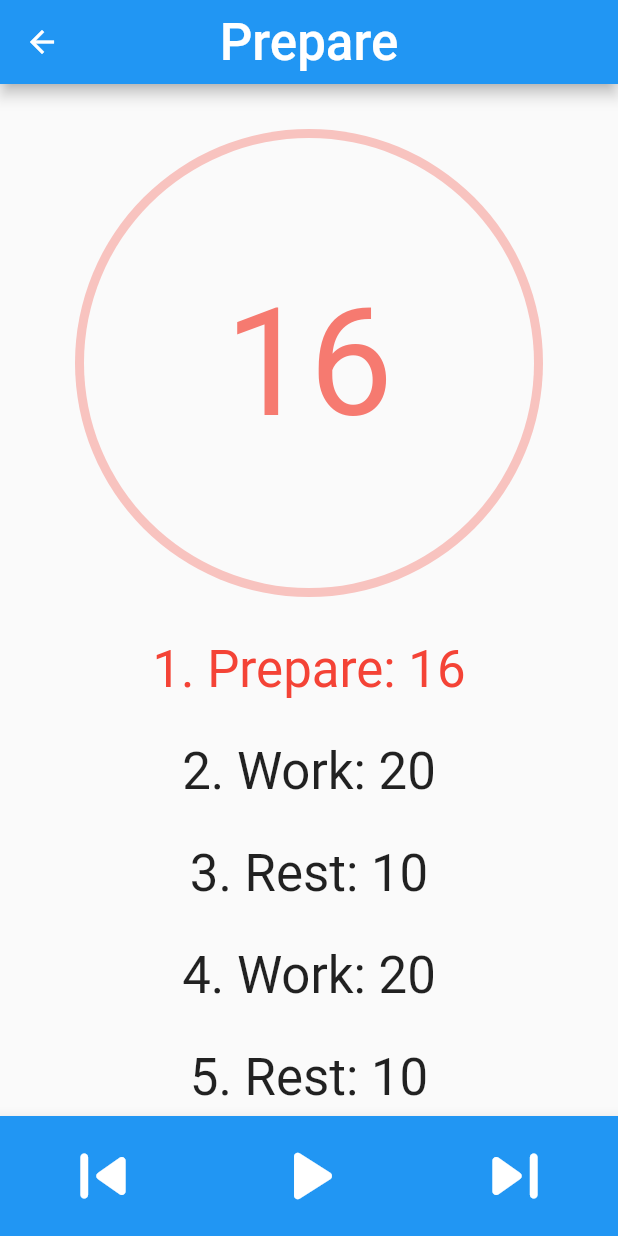
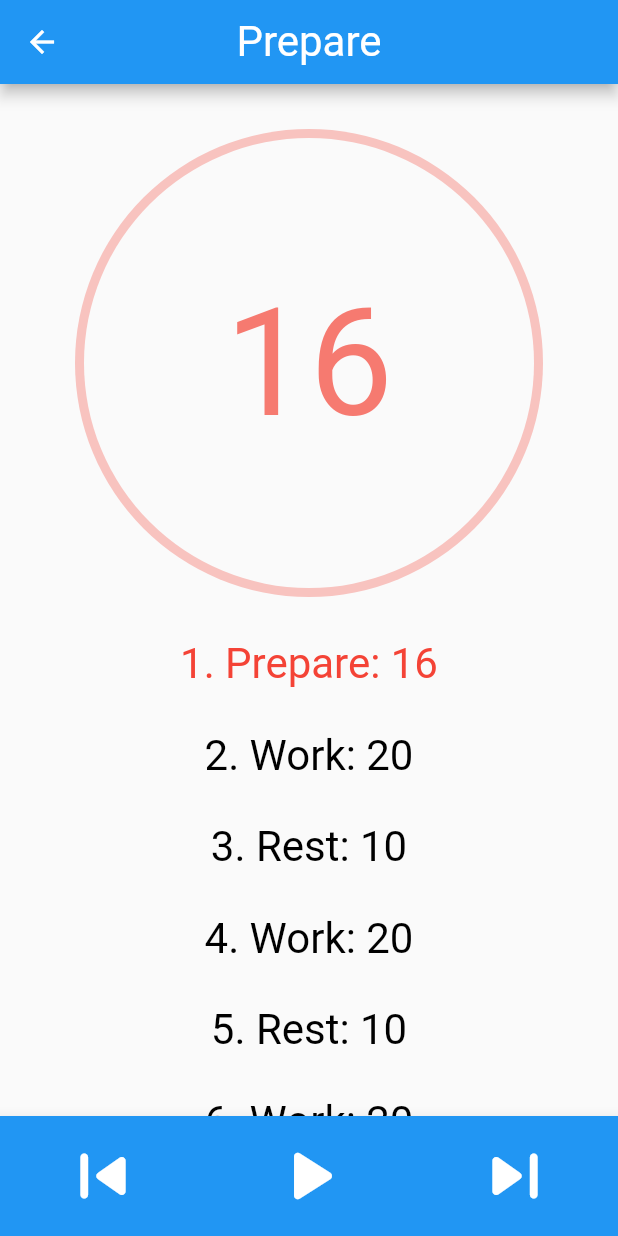
Before and after one commit to Andrushens/PPOLabs, a Flutter app: the WorkoutScreen screen opened directly, after a tap on the "add" icon, after a tap on "START", on a phone screen of 412 x 824 dp. Run offline on Flutter 3.47's test engine with Material 2 defaults, Android fonts, the phone set to English and light mode, and no system bars; our stand-ins replace audioplayers, awesome_notifications, bloc, connectivity_plus, dio, equatable and 3 more; missing offline and left inert: flutter_background_service, webfeed; accounts and stored records are empty.

Commit message:
add font change & locale

```diff
--- a/tabata_timer/lib/main.dart
+++ b/tabata_timer/lib/main.dart
@@ -1,7 +1,7 @@
 import 'package:flutter/material.dart';
 import 'package:flutter_bloc/flutter_bloc.dart';
-import 'package:tabata_timer/services/background_timer.dart';
-import 'package:tabata_timer/services/db_provider.dart';
+import 'package:tabata_timer/services/background_timer/background_timer.dart';
+import 'package:tabata_timer/services/database/db_provider.dart';
 import 'package:tabata_timer/services/locale/locale_cubit.dart';
 import 'package:tabata_timer/services/theme/theme_cubit.dart';
 import 'package:tabata_timer/views/home/home_cubit.dart';
--- a/tabata_timer/lib/services/locale/en.dart
+++ b/tabata_timer/lib/services/locale/en.dart
@@ -2,5 +2,14 @@ var enConsts = {
   'changeTheme': 'Change theme',
   'changeLocale': 'Change locale',
   'deleteAll': 'Delete all',
+  'changeFont': 'Change Font',
   'workouts': 'Workouts',
+  'prepare': 'Prepare',
+  'work': 'Work',
+  'rest': 'Rest',
+  'cycles': 'Cycles',
+  'sets': 'Sets',
+  'start': 'START',
+  'createWorkout': 'Create Workout',
+  'finish': 'Finish',
 };
--- a/tabata_timer/lib/services/locale/ru.dart
+++ b/tabata_timer/lib/services/locale/ru.dart
@@ -2,5 +2,14 @@ var ruConsts = {
   'changeTheme': 'Поменять тему',
   'changeLocale': 'Поменять язык',
   'deleteAll': 'Удалить все',
+  'changeFont': 'Поменять шрифт',
   'workouts': 'Воркауты',
+  'prepare': 'Подготовка',
+  'work': 'Работаем',
+  'rest': 'Перерыв',
+  'cycles': 'Циклы',
+  'sets': 'Сеты',
+  'start': 'СТАРТУЕМ',
+  'createWorkout': 'Создать воркаут',
+  'finish': 'Финиш',
 };
--- a/tabata_timer/lib/services/theme/themes.dart
+++ b/tabata_timer/lib/services/theme/themes.dart
@@ -2,8 +2,54 @@ import 'package:flutter/material.dart';
 
 var darkTheme = ThemeData(
   brightness: Brightness.dark,
+  textTheme: const TextTheme(
+    headline1: TextStyle(color: Colors.white, fontSize: 28),
+    headline2: TextStyle(color: Colors.white, fontSize: 28),
+    bodyText1: TextStyle(color: Colors.white, fontSize: 24),
+    bodyText2: TextStyle(color: Colors.white, fontSize: 24),
+  ),
+);
+
+var darkThemeBig = darkTheme.copyWith(
+  textTheme: TextTheme(
+    headline1: darkTheme.textTheme.headline1!.copyWith(
+      fontSize: darkTheme.textTheme.headline1!.fontSize! + 4,
+    ),
+    headline2: darkTheme.textTheme.headline2!.copyWith(
+      fontSize: darkTheme.textTheme.headline2!.fontSize! + 4,
+    ),
+    bodyText1: darkTheme.textTheme.bodyText1!.copyWith(
+      fontSize: darkTheme.textTheme.bodyText1!.fontSize! + 4,
+    ),
+    bodyText2: darkTheme.textTheme.bodyText2!.copyWith(
+      fontSize: darkTheme.textTheme.bodyText2!.fontSize! + 4,
+    ),
+  ),
 );
 
 var lightTheme = ThemeData(
   brightness: Brightness.light,
+  textTheme: const TextTheme(
+    headline1: TextStyle(color: Colors.black, fontSize: 28),
+    headline2: TextStyle(color: Colors.black, fontSize: 28),
+    bodyText1: TextStyle(color: Colors.black, fontSize: 24),
+    bodyText2: TextStyle(color: Colors.black, fontSize: 24),
+  ),
 );
+
+var lightThemeBig = lightTheme.copyWith(
+  textTheme: TextTheme(
+    headline1: lightTheme.textTheme.headline1!.copyWith(
+      fontSize: lightTheme.textTheme.headline1!.fontSize! + 4,
+    ),
+    headline2: lightTheme.textTheme.headline2!.copyWith(
+      fontSize: lightTheme.textTheme.headline2!.fontSize! + 4,
+    ),
+    bodyText1: lightTheme.textTheme.bodyText1!.copyWith(
+      fontSize: lightTheme.textTheme.bodyText1!.fontSize! + 4,
+    ),
+    bodyText2: lightTheme.textTheme.bodyText2!.copyWith(
+      fontSize: lightTheme.textTheme.bodyText2!.fontSize! + 4,
+    ),
+  ),
+);
--- a/tabata_timer/lib/views/home/home_cubit.dart
+++ b/tabata_timer/lib/views/home/home_cubit.dart
@@ -1,7 +1,7 @@
 import 'package:bloc/bloc.dart';
 import 'package:equatable/equatable.dart';
 import 'package:tabata_timer/entities/workout.dart';
-import 'package:tabata_timer/services/db_provider.dart';
+import 'package:tabata_timer/services/database/db_provider.dart';
 
 part 'home_state.dart';
 
--- a/tabata_timer/lib/views/timer/timer_cubit.dart
+++ b/tabata_timer/lib/views/timer/timer_cubit.dart
@@ -3,8 +3,11 @@ import 'dart:async';
 import 'package:audioplayers/audioplayers.dart';
 import 'package:bloc/bloc.dart';
 import 'package:equatable/equatable.dart';
+import 'package:flutter/material.dart';
+import 'package:provider/src/provider.dart';
 import 'package:tabata_timer/entities/workout.dart';
-import 'package:tabata_timer/services/background_timer.dart';
+import 'package:tabata_timer/services/background_timer/background_timer.dart';
+import 'package:tabata_timer/services/locale/locale_cubit.dart';
 
 part 'timer_state.dart';
 
@@ -21,7 +24,7 @@ class TimerCubit extends Cubit<TimerState> {
 
   Timer? _timer;
 
-  void startTimer() {
+  void startTimer(BuildContext context) {
     if (state.currentPhaseIndex == state.totalCycles - 1) {
       emit(state.copyWith(currentPhaseIndex: -1));
     }
@@ -38,7 +41,7 @@ class TimerCubit extends Cubit<TimerState> {
             stopTimer();
           } else {
             var newIndex = state.currentPhaseIndex + 1;
-            var newPhase = getPhaseByIndex(newIndex);
+            var newPhase = getPhaseByIndex(newIndex, context);
             var newDuration = getDurationByIndex(newIndex);
             emit(state.copyWith(
               currentDuration: newDuration,
@@ -76,15 +79,15 @@ class TimerCubit extends Cubit<TimerState> {
     emit(state.copyWith(isActive: false));
   }
 
-  String getPhaseByIndex(int index) {
+  String getPhaseByIndex(int index, BuildContext context) {
     var phase = index == 0
-        ? 'Prepare'
+        ? context.read<LocaleCubit>().state.consts['prepare']
         : index == state.totalCycles - 1
-            ? 'Finish'
+            ? context.read<LocaleCubit>().state.consts['finish']
             : index % 2 == 1
-                ? 'Work'
-                : 'Rest';
-    return phase;
+                ? context.read<LocaleCubit>().state.consts['work']
+                : context.read<LocaleCubit>().state.consts['rest'];
+    return phase as String;
   }
 
   int getDurationByIndex(int index) {
@@ -98,21 +101,21 @@ class TimerCubit extends Cubit<TimerState> {
     return duration;
   }
 
-  void skipNextPhase() {
-    changePhase(state.currentPhaseIndex + 1);
+  void skipNextPhase(context) {
+    changePhase(state.currentPhaseIndex + 1, context);
   }
 
-  void skipPreviousPhase() {
-    changePhase(state.currentPhaseIndex - 1);
+  void skipPreviousPhase(context) {
+    changePhase(state.currentPhaseIndex - 1, context);
   }
 
-  void changePhase(index) {
+  void changePhase(index, context) {
     if (index == -1) {
       emit(state.copyWith(currentDuration: state.workout.prepareTime));
       return;
     }
     if (index == state.totalCycles - 1) return;
-    var newPhase = getPhaseByIndex(index);
+    var newPhase = getPhaseByIndex(index, context);
     var newDuration = getDurationByIndex(index);
     emit(state.copyWith(
       currentDuration: newDuration,
--- a/tabata_timer/lib/views/timer/timer_screen.dart
+++ b/tabata_timer/lib/views/timer/timer_screen.dart
@@ -1,7 +1,7 @@
 import 'package:flutter/material.dart';
 import 'package:flutter_bloc/flutter_bloc.dart';
 import 'package:tabata_timer/entities/workout.dart';
-import 'package:tabata_timer/services/background_timer.dart';
+import 'package:tabata_timer/services/background_timer/background_timer.dart';
 import 'package:tabata_timer/views/timer/timer_cubit.dart';
 import 'package:tabata_timer/views/widgets/timer_phase_container.dart';
 
@@ -36,7 +36,9 @@ class _TimerScreenState extends State<TimerScreen> {
               ),
               title: Text(
                 state.currentPhaseString,
-                style: const TextStyle(fontSize: 34),
+                style: Theme.of(context).textTheme.headline2!.copyWith(
+                      color: Colors.white,
+                    ),
               ),
             ),
             body: SafeArea(
@@ -47,9 +49,11 @@ class _TimerScreenState extends State<TimerScreen> {
                     children: [
                       const SizedBox(height: 30),
                       GestureDetector(
-                        onTap: state.isActive
-                            ? context.read<TimerCubit>().stopTimer
-                            : context.read<TimerCubit>().startTimer,
+                        onTap: () {
+                          state.isActive
+                              ? context.read<TimerCubit>().stopTimer()
+                              : context.read<TimerCubit>().startTimer(context);
+                        },
                         child: CircleAvatar(
                           radius: 156,
                           backgroundColor: state.isActive
@@ -83,12 +87,14 @@ class _TimerScreenState extends State<TimerScreen> {
                                 isActive: index == state.currentPhaseIndex,
                                 phase: context
                                     .read<TimerCubit>()
-                                    .getPhaseByIndex(index),
+                                    .getPhaseByIndex(index, context),
                                 duration: context
                                     .read<TimerCubit>()
                                     .getDurationByIndex(index),
                                 onTap: () {
-                                  context.read<TimerCubit>().changePhase(index);
+                                  context
+                                      .read<TimerCubit>()
+                                      .changePhase(index, context);
                                 },
                               ),
                             );
@@ -108,15 +114,18 @@ class _TimerScreenState extends State<TimerScreen> {
                   mainAxisAlignment: MainAxisAlignment.spaceAround,
                   children: [
                     IconButton(
-                      onPressed: context.read<TimerCubit>().skipPreviousPhase,
+                      onPressed: () =>
+                          context.read<TimerCubit>().skipPreviousPhase(context),
                       icon: const Icon(Icons.skip_previous_rounded),
                       color: Theme.of(context).colorScheme.onPrimary,
                       iconSize: 60,
                     ),
                     IconButton(
-                      onPressed: state.isActive
-                          ? context.read<TimerCubit>().stopTimer
-                          : context.read<TimerCubit>().startTimer,
+                      onPressed: () {
+                        state.isActive
+                            ? context.read<TimerCubit>().stopTimer()
+                            : context.read<TimerCubit>().startTimer(context);
+                      },
                       icon: Icon(
                         state.currentPhaseIndex == state.totalCycles - 1
                             ? Icons.replay
@@ -128,7 +137,8 @@ class _TimerScreenState extends State<TimerScreen> {
                       iconSize: 60,
                     ),
                     IconButton(
-                      onPressed: context.read<TimerCubit>().skipNextPhase,
+                      onPressed: () =>
+                          context.read<TimerCubit>().skipNextPhase(context),
                       icon: const Icon(Icons.skip_next_rounded),
                       iconSize: 60,
                       color: Theme.of(context).colorScheme.onPrimary,
--- a/tabata_timer/lib/views/widgets/phase_container.dart
+++ b/tabata_timer/lib/views/widgets/phase_container.dart
@@ -36,9 +36,7 @@ class PhaseContainer extends StatelessWidget {
                 if (amount != null) ...{
                   Text(
                     title,
-                    style: const TextStyle(
-                      fontSize: 34,
-                    ),
+                    style: Theme.of(context).textTheme.bodyText1,
                   ),
                 } else ...{
                   TextFormField(
@@ -52,7 +50,7 @@ class PhaseContainer extends StatelessWidget {
                     ),
                     textAlign: TextAlign.center,
                     maxLength: 14,
-                    style: const TextStyle(fontSize: 32),
+                    style: Theme.of(context).textTheme.bodyText1,
                   ),
                 },
                 if (amount != null) ...{
@@ -68,9 +66,7 @@ class PhaseContainer extends StatelessWidget {
                       ),
                       Text(
                         '${amount!}',
-                        style: const TextStyle(
-                          fontSize: 34,
-                        ),
+                        style: Theme.of(context).textTheme.bodyText1,
                       ),
                       IconButton(
                         onPressed: onAddPressed,
--- a/tabata_timer/lib/views/widgets/timer_phase_container.dart
+++ b/tabata_timer/lib/views/widgets/timer_phase_container.dart
@@ -28,12 +28,11 @@ class TimerPhaseContainer extends StatelessWidget {
           children: [
             Text(
               phase != 'Finish' ? '${index + 1}. $phase: $duration' : phase,
-              style: TextStyle(
-                fontSize: 34,
-                color: isActive
-                    ? Colors.red
-                    : Theme.of(context).textTheme.bodyText1!.color,
-              ),
+              style: Theme.of(context).textTheme.headline2!.copyWith(
+                    color: isActive
+                        ? Colors.red
+                        : Theme.of(context).textTheme.bodyText1!.color,
+                  ),
             ),
           ],
         ),
--- a/tabata_timer/lib/views/widgets/workout_container.dart
+++ b/tabata_timer/lib/views/widgets/workout_container.dart
@@ -28,9 +28,7 @@ class WorkoutContainer extends StatelessWidget {
       },
       leading: Text(
         workout.name,
-        style: const TextStyle(
-          fontSize: 22,
-        ),
+        style: Theme.of(context).textTheme.bodyText2,
       ),
       trailing: IconButton(
         onPressed: onButtonPressed,
--- a/tabata_timer/lib/views/workout/workout_screen.dart
+++ b/tabata_timer/lib/views/workout/workout_screen.dart
@@ -1,7 +1,7 @@
 import 'package:flutter/material.dart';
 import 'package:flutter_bloc/flutter_bloc.dart';
 import 'package:tabata_timer/entities/workout.dart';
-import 'package:tabata_timer/services/db_provider.dart';
+import 'package:tabata_timer/services/database/db_provider.dart';
 import 'package:tabata_timer/services/locale/locale_cubit.dart';
 import 'package:tabata_timer/views/timer/timer_screen.dart';
 import 'package:tabata_timer/views/widgets/phase_container.dart';
@@ -25,7 +25,7 @@ class _WorkoutScreenState extends State<WorkoutScreen> {
     return BlocBuilder<LocaleCubit, LocaleState>(
       builder: (context, _) {
         return BlocProvider(
-          create: (context) => WorkoutCubit(widget.workout),
+          create: (context) => WorkoutCubit(widget.workout, context),
           child: BlocBuilder<WorkoutCubit, WorkoutState>(
             builder: (context, state) {
               return Scaffold(
@@ -53,7 +53,10 @@ class _WorkoutScreenState extends State<WorkoutScreen> {
                         onTextChanged: context.read<WorkoutCubit>().updateTitle,
                       ),
                       PhaseContainer(
-                        title: 'Prepare',
+                        title: context
+                            .read<LocaleCubit>()
+                            .state
+                            .consts['prepare']!,
                         icon: Icons.accessible,
                         amount: state.workout.prepareTime,
                         onAddPressed:
@@ -62,7 +65,8 @@ class _WorkoutScreenState extends State<WorkoutScreen> {
                             context.read<WorkoutCubit>().decreasePrepareTime,
                       ),
                       PhaseContainer(
-                        title: 'Work',
+                        title:
+                            context.read<LocaleCubit>().state.consts['work']!,
                         icon: Icons.accessible_forward_outlined,
                         amount: state.workout.workTime,
                         onAddPressed:
@@ -71,7 +75,8 @@ class _WorkoutScreenState extends State<WorkoutScreen> {
                             context.read<WorkoutCubit>().decreaseWorkTime,
                       ),
                       PhaseContainer(
-                        title: 'Rest',
+                        title:
+                            context.read<LocaleCubit>().state.consts['rest']!,
                         icon: Icons.accessibility_new_outlined,
                         amount: state.workout.restTime,
                         onAddPressed:
@@ -80,7 +85,8 @@ class _WorkoutScreenState extends State<WorkoutScreen> {
                             context.read<WorkoutCubit>().decreaseRestTime,
                       ),
                       PhaseContainer(
-                        title: 'Cycles',
+                        title:
+                            context.read<LocaleCubit>().state.consts['cycles']!,
                         icon: Icons.repeat,
                         amount: state.workout.cycles,
                         onAddPressed:
@@ -89,7 +95,8 @@ class _WorkoutScreenState extends State<WorkoutScreen> {
                             context.read<WorkoutCubit>().decreaseCycles,
                       ),
                       PhaseContainer(
-                        title: 'Sets',
+                        title:
+                            context.read<LocaleCubit>().state.consts['sets']!,
                         icon: Icons.replay,
                         amount: state.workout.sets,
                         onAddPressed: context.read<WorkoutCubit>().increaseSets,
@@ -119,11 +126,14 @@ class _WorkoutScreenState extends State<WorkoutScreen> {
                           ),
                         );
                       },
-                      child: const Expanded(
+                      child: Expanded(
                         child: Text(
-                          'START',
+                          context.read<LocaleCubit>().state.consts['start']!,
                           textAlign: TextAlign.center,
-                          style: TextStyle(fontSize: 24),
+                          style:
+                              Theme.of(context).textTheme.bodyText2!.copyWith(
+                                    color: Colors.white,
+                                  ),
                         ),
                       ),
                     ),
```
Also changed, not shown: tabata_timer/lib/services/theme/theme_cubit.dart (+21 -1 lines), tabata_timer/lib/views/home/home_screen.dart (+19 -26 lines), tabata_timer/lib/views/widgets/drawer.dart (+32 -6 lines), tabata_timer/lib/views/workout/workout_cubit.dart (+10 -2 lines), tabata_timer/lib/services/background_timer/background_timer.dart (renamed from tabata_timer/lib/services/background_timer.dart), tabata_timer/lib/services/database/db_provider.dart (renamed from tabata_timer/lib/services/db_provider.dart), tabata_timer/pubspec.lock.
